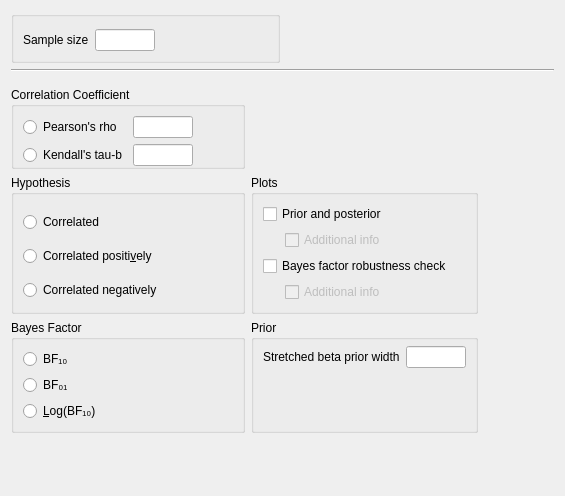
This is JASP-Desktop/analysisforms/SummaryStatistics/summarystatscorrelationbayesianpairsform.ui in jasp-stats/jasp-desktop as Qt 5 draws it before an edit. The edited form follows.
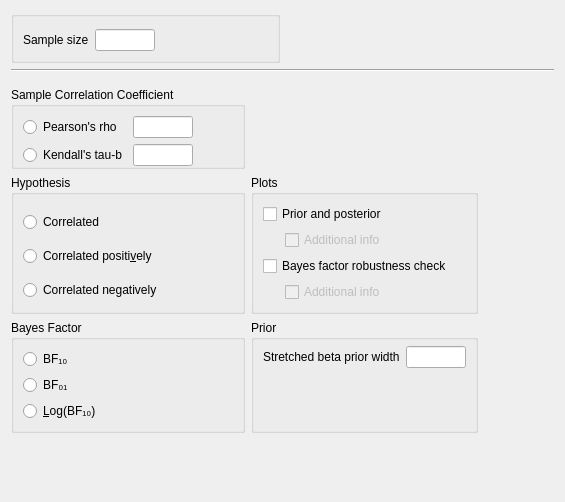
This is the edited form. Custom widgets are drawn as their Qt base class.

Commit message: #2758: Rename correlation coefficient box

What changed in the file:
```diff
--- a/JASP-Desktop/analysisforms/SummaryStatistics/summarystatscorrelationbayesianpairsform.ui
+++ b/JASP-Desktop/analysisforms/SummaryStatistics/summarystatscorrelationbayesianpairsform.ui
@@ -7,7 +7,7 @@
     <x>0</x>
     <y>0</y>
     <width>565</width>
-    <height>496</height>
+    <height>502</height>
    </rect>
   </property>
   <property name="sizePolicy">
@@ -440,7 +440,7 @@
       <item row="0" column="0">
        <widget class="BoundGroupBox" name="correlationCoefficient">
         <property name="title">
-         <string>Correlation Coefficient</string>
+         <string>Sample Correlation Coefficient</string>
         </property>
         <property name="flat">
          <bool>true</bool>
```
The commit also changes 1 other file.
